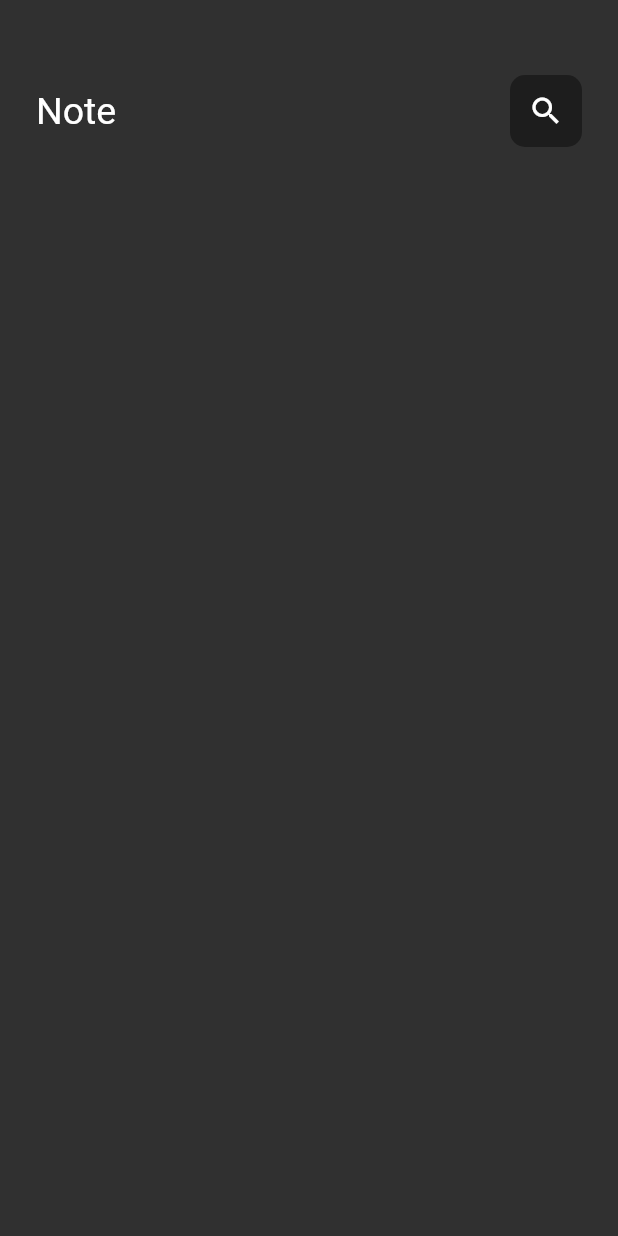
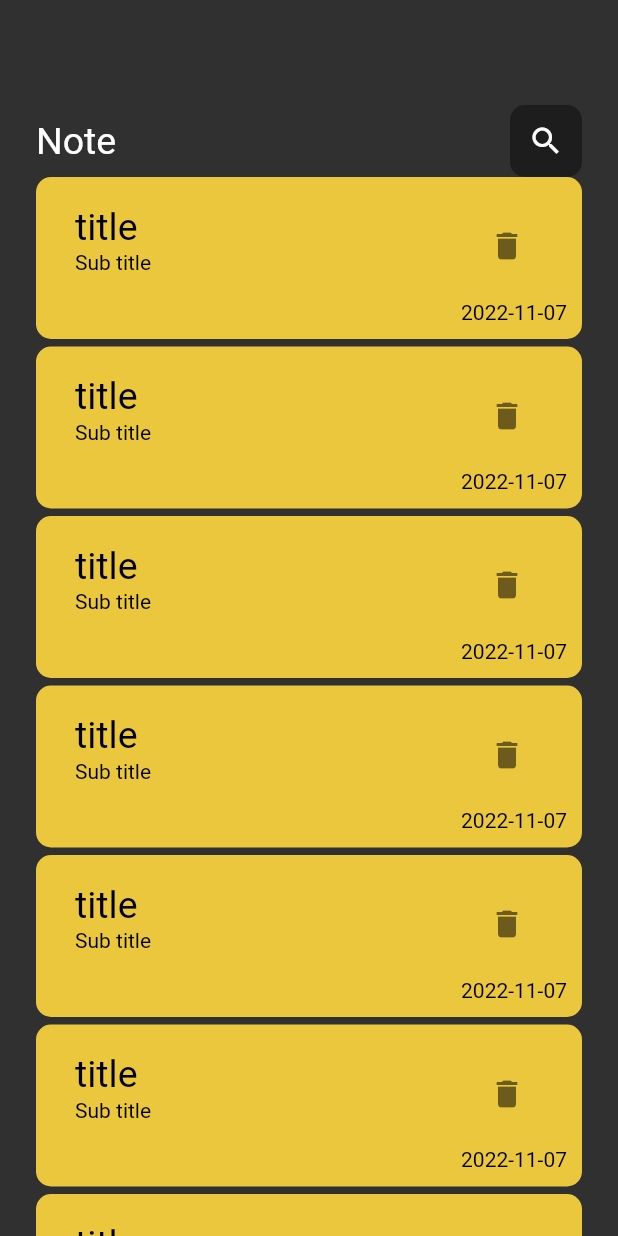
Before and after one commit to peterramsis/NoteApp, a Flutter app: the screen it shows after launch, on a phone screen of 412 x 824 dp. Run offline on Flutter 3.47's test engine with Material 2 defaults, Android fonts, the phone set to English and light mode, and no system bars; our stand-ins replace font_awesome_flutter.

Commit message:
Screen List view item

```diff
--- a/lib/notes_view_body.dart
+++ b/lib/notes_view_body.dart
@@ -1,5 +1,7 @@
 import 'package:flutter/material.dart';
 import 'package:note/widgets/custom_app_bar.dart';
+import 'package:note/widgets/note_item.dart';
+import 'package:note/widgets/note_list_view.dart';
 
 class NotesViewBody extends StatelessWidget {
   const NotesViewBody({Key? key}) : super(key: key);
@@ -14,11 +16,12 @@ class NotesViewBody extends StatelessWidget {
         child: Column(
           children: [
             const SizedBox(
-              height: 50,
+              height: 70,
             ),
-            CustomeAppBar(
-              title: "Note",
-            )
+            CustomAppBar(
+              title: "Note" ,
+            ),
+            Expanded(child: NoteViewList())
           ],
         ),
       ),
--- a/lib/widgets/custom_app_bar.dart
+++ b/lib/widgets/custom_app_bar.dart
@@ -1,13 +1,12 @@
 import 'package:flutter/material.dart';
 import 'package:note/widgets/custome_icon.dart';
 
-class CustomeAppBar extends StatelessWidget {
-  const CustomeAppBar({required this.title}) : super();
+class CustomAppBar extends StatelessWidget {
+  const CustomAppBar({super.key, required this.title});
   final String title;
   @override
   Widget build(BuildContext context) {
     return Row(
-
       children: [
         Text("${this.title}" , style: TextStyle(
           fontSize: 25
--- /dev/null
+++ b/lib/widgets/note_item.dart
@@ -0,0 +1,42 @@
+import 'package:flutter/material.dart';
+import 'package:font_awesome_flutter/font_awesome_flutter.dart';
+
+class NoteItem extends StatelessWidget {
+  const NoteItem({Key? key}) : super(key: key);
+
+  @override
+  Widget build(BuildContext context) {
+    return Container(
+      padding: EdgeInsets.all(10),
+      child: Column(
+        crossAxisAlignment: CrossAxisAlignment.end,
+        children: [
+          ListTile(
+            title: Text("title", style: TextStyle(
+              color: Colors.black,
+              fontSize: 25
+            ),),
+            subtitle: Text("Sub title" , style: TextStyle(
+                color: Colors.black
+            )),
+            trailing: IconButton(
+              icon: const Icon(
+                  Icons.delete,
+                color: Colors.black54,
+              ),
+              onPressed: ()=> {},
+            ),
+          ),
+          Text("2022-11-07" , style: TextStyle(
+              color: Colors.black
+          ))
+        ],
+      ),
+      width: MediaQuery.of(context).size.width,
+      decoration: BoxDecoration(
+        color: Colors.amberAccent.withOpacity(.9),
+        borderRadius: BorderRadius.circular(10)
+      ),
+    );
+  }
+}
--- /dev/null
+++ b/lib/widgets/note_list_view.dart
@@ -0,0 +1,20 @@
+import 'package:flutter/material.dart';
+import 'package:note/widgets/note_item.dart';
+class NoteViewList extends StatelessWidget {
+  const NoteViewList({Key? key}) : super(key: key);
+
+  @override
+  Widget build(BuildContext context) {
+    return ListView.separated(
+       itemBuilder: (context,index){
+         return NoteItem();
+       },
+       separatorBuilder: (context,index){
+         return SizedBox(
+           height: 5
+         );
+       },
+      itemCount: 10,
+    );
+  }
+}
--- a/pubspec.yaml
+++ b/pubspec.yaml
@@ -35,6 +35,7 @@ dependencies:
   # The following adds the Cupertino Icons font to your application.
   # Use with the CupertinoIcons class for iOS style icons.
   cupertino_icons: ^1.0.2
+  font_awesome_flutter: ^10.4.0
 
 dev_dependencies:
   flutter_test:
```
Also changed, not shown: pubspec.lock.
